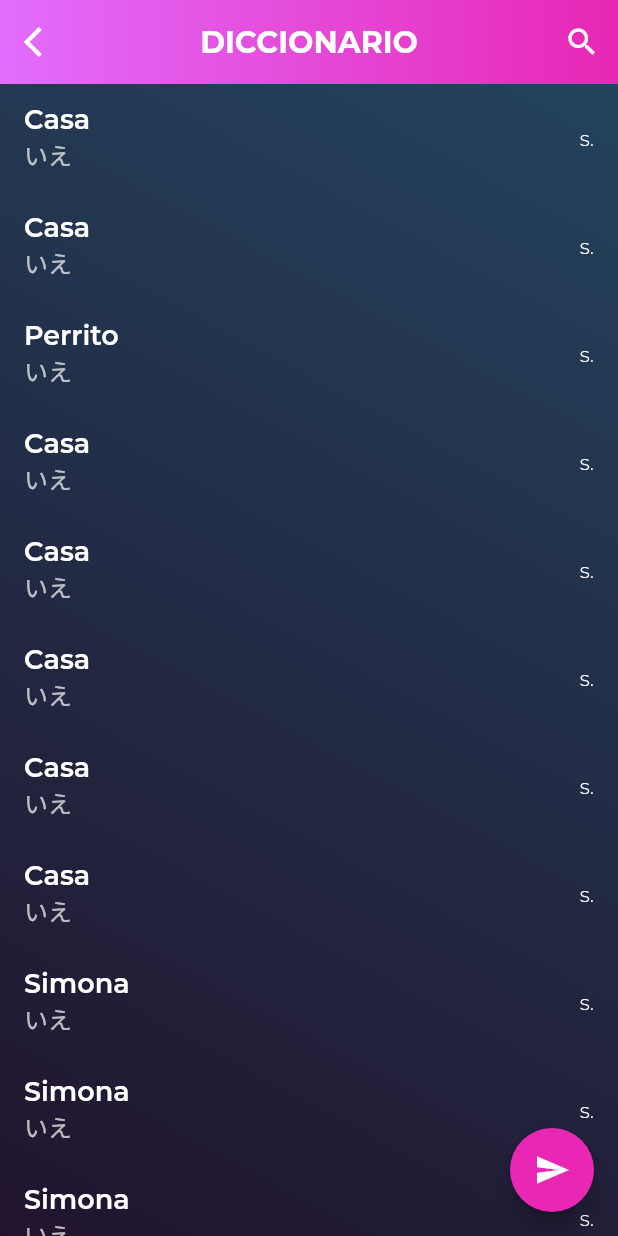
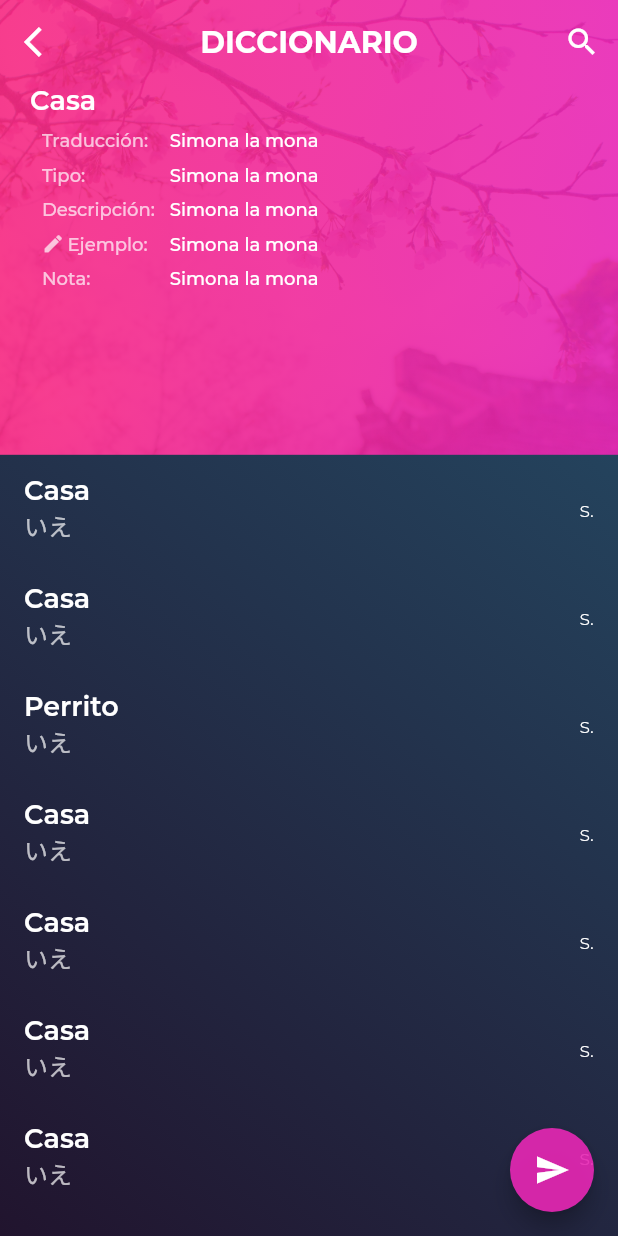
Before and after one commit to Waffulz/SakuraDictionary, a Flutter app: the screen it shows after launch, after a tap on "DICCIONARIO", on a phone screen of 412 x 824 dp. Run offline on Flutter 3.47's test engine with Material 2 defaults, Android fonts, the phone set to English and light mode, and no system bars; our stand-ins replace firebase_database; accounts and stored records are empty; Roboto replaces fonts that are missing (Aozora).

Commit message:
Visual Improve
-new font styles library
-Attributes of words structure created on gradient top panel
-Added img background on dictionary section

TODO: hard code the link between word and attributes

```diff
--- a/sakura_jisho/lib/user_interface/dictionary_section/dictionary_screen.dart
+++ b/sakura_jisho/lib/user_interface/dictionary_section/dictionary_screen.dart
@@ -1,10 +1,12 @@
 import 'package:flutter/material.dart';
+import 'package:sakura_jisho/user_interface/dictionary_section/topPanel.dart';
 import 'package:sakura_jisho/user_interface/sections/filter_section.dart';
 
 //Import of sakura classes
 import 'package:sakura_jisho/utils/color_pallete.dart';
 import 'package:sakura_jisho/models/word_model.dart';
 import 'package:sakura_jisho/services/api.dart';
+import 'package:sakura_jisho/utils/font_styles.dart';
 
 //Allow async programming
 import 'dart:async';
@@ -17,6 +19,7 @@ class DictionaryPage extends StatefulWidget {
 }
 
 class _DictionaryPageState extends State<DictionaryPage> {
+  OpenableController openableController;
   List<Word> _words = [];
 
   @override
@@ -44,26 +47,15 @@ class _DictionaryPageState extends State<DictionaryPage> {
         child: ListTile(
           title: Text(
             word.meaning,
-            style: TextStyle(
-              color: Colors.white,
-              fontSize: 18.0,
-              fontWeight: FontWeight.w600
-            ),
+            style: CustomTextStyle.h2Text(context),
           ),
           subtitle: Text(
             word.kanaWord,
-            style: TextStyle(
-              fontFamily: 'Aozora',
-              fontSize: 16.0,
-              color: Colors.white70
-            ),
+            style: CustomTextStyle.kanaText(context),
           ),
           trailing: Text(
             word.wordType,
-            style: TextStyle(
-              color: Colors.white,
-              fontWeight: FontWeight.w300
-            ),
+            style: TextStyle(color: Colors.white, fontWeight: FontWeight.w300),
           ),
         ),
       ),
@@ -81,31 +73,45 @@ class _DictionaryPageState extends State<DictionaryPage> {
     );
   }
 
-  Future<Null> refresh () {
+  Future<Null> refresh() {
     _loadWords();
     return Future<Null>.value();
   }
 
   _navigateToFilterSections() {
-    Navigator.of(context).pop(
-        FadePageRoute(
+    Navigator.of(context).pop(FadePageRoute(
         builder: (c) {
           return FilterSection();
         },
-            settings: RouteSettings()
-        )
-    );
+        settings: RouteSettings()));
   }
 
   //double height = MediaQuery.of(context).size.height;
   @override
   Widget build(BuildContext context) {
-    return Container(
+    return Stack(
+      children: <Widget>[
+        Align(
+          alignment: Alignment.topCenter,
+          child: Container(
+            height: MediaQuery.of(context).size.height * 0.41,
+            width: double.infinity,
+            decoration: BoxDecoration(
+              image: DecorationImage(
+                image: AssetImage(
+                  'images/sakura_temple_img.jpeg',
+                ),
+                fit: BoxFit.cover
+              )
+            ),
+          ),
+        ),
+        Container(
           decoration: BoxDecoration(
             gradient: LinearGradient(colors: [
-          colorAccent,
-          color,
-        ]),
+              colorLeft,
+              colorRight,
+            ],),
           ),
           child: Scaffold(
             backgroundColor: Colors.transparent,
@@ -130,32 +136,35 @@ class _DictionaryPageState extends State<DictionaryPage> {
                 IconButton(
                   icon: Icon(Icons.search, color: Colors.white),
                   onPressed: () {
-                //TODO:
+                    openableController.close();
                   },
                 )
               ],
             ),
-        body: Container(
+            body: Column(
+              children: <Widget>[
+                TopPanel(),
+                Expanded(
+                  child: Container(
+                      width: double.infinity,
                       decoration: BoxDecoration(
-            gradient: LinearGradient(
-              colors: [
+                          gradient: LinearGradient(colors: [
                         darkColor,
                         darkLightColor,
+                      ], begin: Alignment.bottomLeft, end: Alignment.topRight)),
+                      child: _buildWordsList()),
+                ),
               ],
-              begin: Alignment.bottomLeft,
-              end: Alignment.topRight
-            )
-          ),
-          child: _buildWordsList()
             ),
             floatingActionButton: FloatingActionButton(
                 onPressed: () {
                   //TODO:
                 },
-          backgroundColor: color,
-          child: Icon(Icons.send)
+                backgroundColor: colorRight,
+                child: Icon(Icons.send)),
           ),
         ),
+      ],
     );
   }
 }
--- /dev/null
+++ b/sakura_jisho/lib/user_interface/dictionary_section/topPanel.dart
@@ -0,0 +1,181 @@
+import 'package:flutter/material.dart';
+import 'package:sakura_jisho/utils/font_styles.dart';
+
+class TopPanel extends StatefulWidget {
+  @override
+  _TopPanelState createState() => _TopPanelState();
+}
+
+class _TopPanelState extends State<TopPanel>
+    with SingleTickerProviderStateMixin {
+  OpenableController openableController;
+
+  @override
+  void initState() {
+    super.initState();
+    openableController = OpenableController(
+        vsync: this, openDuration: const Duration(milliseconds: 250))
+      ..addListener(() => setState(() {}))
+      ..open();
+  }
+
+  Widget _staticText(String text) {
+    return Text(
+      text,
+      style: CustomTextStyle.staticTopPanelText(context),
+    );
+  }
+
+  Widget _dynamicText(String text) {
+    return Padding(
+      padding: const EdgeInsets.only(left: 10.0, bottom: 8.0),
+      child: Text(text, style: CustomTextStyle.dynamicTopPanelText(context),),
+    );
+  }
+
+  @override
+  Widget build(BuildContext context) {
+    double deviceHeight = MediaQuery.of(context).size.height * 0.3;
+    return Container(
+      width: double.infinity,
+      height: deviceHeight * (openableController.percentOpen),
+      color: Colors.transparent,
+      child: Container(
+          margin: EdgeInsets.only(left: 20.0, right: 20.0),
+          child: ListView(
+            children: <Widget>[
+              Column(
+                crossAxisAlignment: CrossAxisAlignment.start,
+                children: <Widget>[
+                  Text('Casa', style: CustomTextStyle.h2Text(context)),
+                  Padding(
+                    padding: const EdgeInsets.only(left: 8.0, top: 8.0),
+                    child: Table(
+                      columnWidths: {0: IntrinsicColumnWidth()},
+                      //defaultColumnWidth: IntrinsicColumnWidth(),
+                      children: [
+                        TableRow(children: [
+                          _staticText('Traducción:'),
+                          _dynamicText('Simona la mona')
+                        ]),
+                        TableRow(children: [
+                          _staticText('Tipo:'),
+                          _dynamicText('Simona la mona')
+                        ]),
+                        TableRow(children: [
+                          _staticText('Descripción:'),
+                          _dynamicText('Simona la mona')
+                        ]),
+                        TableRow(children: [
+                          InkWell(
+                            onTap: () {
+                              //TODO:
+                            },
+                            child: Row(
+                              mainAxisAlignment: MainAxisAlignment.start,
+                              children: <Widget>[
+                                Icon(
+                                  Icons.edit,
+                                  size: 15.0,
+                                  color: Colors.white70,
+                                ),
+                                Padding(
+                                  padding: const EdgeInsets.only(left: 2.0),
+                                  child: _staticText('Ejemplo:'),
+                                )
+                              ],
+                            ),
+                          ),
+                          _dynamicText('Simona la mona')
+                        ]),
+                        TableRow(children: [
+                          _staticText('Nota:'),
+                          _dynamicText('Simona la mona')
+                        ])
+                      ],
+                    ),
+                  )
+                ],
+              ),
+            ],
+          )),
+    );
+  }
+}
+
+class OpenableController extends ChangeNotifier {
+  OpenableState _state = OpenableState.closed;
+  AnimationController _opening;
+
+  OpenableController({
+    @required TickerProvider vsync,
+    @required Duration openDuration,
+  }) : _opening =
+            new AnimationController(vsync: vsync, duration: openDuration) {
+    _opening
+      ..addListener(notifyListeners)
+      ..addStatusListener((AnimationStatus status) {
+        switch (status) {
+          case AnimationStatus.forward:
+            _state = OpenableState.opening;
+            break;
+
+          case AnimationStatus.completed:
+            _state = OpenableState.open;
+            break;
+
+          case AnimationStatus.reverse:
+            _state = OpenableState.closing;
+            break;
+
+          case AnimationStatus.dismissed:
+            _state = OpenableState.closed;
+            break;
+        }
+        notifyListeners();
+      });
+  }
+
+  get state => _state;
+
+  get percentOpen => _opening.value;
+
+  bool isClosed() {
+    return _state == OpenableState.closed;
+  }
+
+  bool isOpening() {
+    return _state == OpenableState.opening;
+  }
+
+  bool isOpen() {
+    return _state == OpenableState.open;
+  }
+
+  bool isClosing() {
+    return _state == OpenableState.closing;
+  }
+
+  void open() {
+    _opening.forward();
+  }
+
+  void close() {
+    _opening.reverse();
+  }
+
+  void toggle() {
+    if (isClosed()) {
+      open();
+    } else if (isOpen()) {
+      close();
+    }
+  }
+}
+
+enum OpenableState {
+  closed,
+  opening,
+  open,
+  closing,
+}
--- a/sakura_jisho/lib/user_interface/sections/filter_section.dart
+++ b/sakura_jisho/lib/user_interface/sections/filter_section.dart
@@ -16,11 +16,6 @@ class _FilterSectionState extends State<FilterSection> {
     this.title
   });
 
-  void _database() {
-    database.reference().child("value").set({
-      "meh": "android"
-    });
-  }
 
   _navigateToDictionary() {
     Navigator.of(context).push(
@@ -57,7 +52,7 @@ class _FilterSectionState extends State<FilterSection> {
           IconButton(
             icon: Icon(Icons.search),
             onPressed: () {
-              _database();
+              //TODO:
             },
           )
         ],
--- a/sakura_jisho/lib/utils/color_pallete.dart
+++ b/sakura_jisho/lib/utils/color_pallete.dart
@@ -2,11 +2,17 @@ import 'package:flutter/material.dart';
 
 Color blueDark = Color(0xFF21142E);
 Color blueLight = Color(0xFF24435D);
-Color pink = Color(0xFFE827B5);
-Color pinkAccent = Color(0xFFE26DFD);
+Color pink = Color(0xE6F72981);
+Color purple = Color(0xE6E827B5);
 
 
-Color color = pink;
-Color colorAccent = pinkAccent;
+Color colorRight = purple;
+Color colorLeft = pink;
 Color darkColor = blueDark;
 Color darkLightColor = blueLight;
+
+
+
+
+// values for opacity in hexadecimal color
+//https://gist.github.com/lopspower/03fb1cc0ac9f32ef38f4
--- /dev/null
+++ b/sakura_jisho/lib/utils/font_styles.dart
@@ -0,0 +1,45 @@
+import 'package:flutter/material.dart';
+
+class CustomTextStyle {
+  static TextStyle kanaText(BuildContext context) {
+  return Theme.of(context).textTheme.display4.copyWith(
+      fontFamily: 'Aozora',
+      fontSize: 16.0,
+      color: Colors.white70
+    );
+  }
+
+  static TextStyle h2Text(BuildContext context) {
+    return Theme.of(context).textTheme.display4.copyWith(
+        color: Colors.white,
+        fontSize: 18.0,
+        fontWeight: FontWeight.w600
+    );
+  }
+
+
+  static TextStyle h1Text(BuildContext context) {
+    return Theme.of(context).textTheme.display4.copyWith(
+        color: Colors.white,
+        fontSize: 20.0,
+        fontWeight: FontWeight.bold
+    );
+  }
+
+  static TextStyle staticTopPanelText(BuildContext context) {
+    return Theme.of(context).textTheme.display4.copyWith(
+        color: Colors.white70,
+        fontSize: 12.0,
+        fontWeight: FontWeight.w500
+    );
+  }
+
+  static TextStyle dynamicTopPanelText(BuildContext context) {
+    return Theme.of(context).textTheme.display4.copyWith(
+        color: Colors.white,
+        fontSize: 12.0,
+        fontWeight: FontWeight.w500
+    );
+  }
+
+}
```
Also changed, not shown: 1 other file. Lines whose indentation alone changed are shown as unchanged.
